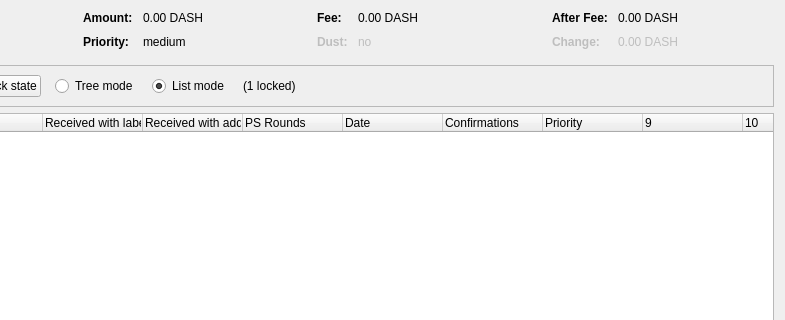
First picture: the form in src/qt/forms/coincontroldialog.ui, repository puzcoin/test1, before the edit; both pictures show x 169 to 954 and y 0 to 320 of the 954 by 500 pixel window.
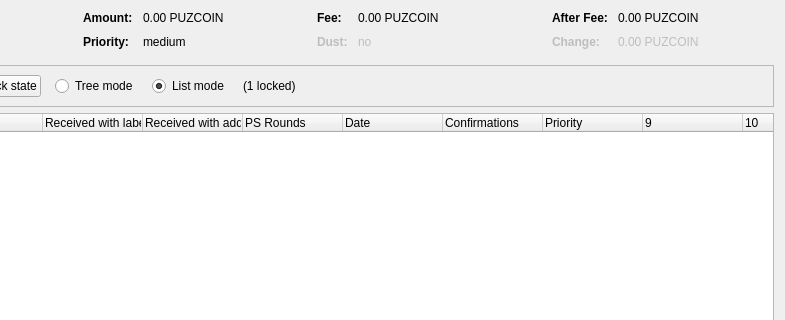
Second picture: the form after the edit. Custom widgets are drawn as their Qt base class.

Diff of the .ui file:
```diff
--- a/src/qt/forms/coincontroldialog.ui
+++ b/src/qt/forms/coincontroldialog.ui
@@ -132,7 +132,7 @@
           <enum>Qt::ActionsContextMenu</enum>
          </property>
          <property name="text">
-          <string notr="true">0.00 DASH</string>
+          <string notr="true">0.00 PUZCOIN</string>
          </property>
          <property name="textInteractionFlags">
           <set>Qt::LinksAccessibleByMouse|Qt::TextSelectableByKeyboard|Qt::TextSelectableByMouse</set>
@@ -206,7 +206,7 @@
           <enum>Qt::ActionsContextMenu</enum>
          </property>
          <property name="text">
-          <string notr="true">0.00 DASH</string>
+          <string notr="true">0.00 PUZCOIN</string>
          </property>
          <property name="textInteractionFlags">
           <set>Qt::LinksAccessibleByMouse|Qt::TextSelectableByKeyboard|Qt::TextSelectableByMouse</set>
@@ -286,7 +286,7 @@
           <enum>Qt::ActionsContextMenu</enum>
          </property>
          <property name="text">
-          <string notr="true">0.00 DASH</string>
+          <string notr="true">0.00 PUZCOIN</string>
          </property>
          <property name="textInteractionFlags">
           <set>Qt::LinksAccessibleByMouse|Qt::TextSelectableByKeyboard|Qt::TextSelectableByMouse</set>
@@ -321,7 +321,7 @@
           <enum>Qt::ActionsContextMenu</enum>
          </property>
          <property name="text">
-          <string notr="true">0.00 DASH</string>
+          <string notr="true">0.00 PUZCOIN</string>
          </property>
          <property name="textInteractionFlags">
           <set>Qt::LinksAccessibleByMouse|Qt::TextSelectableByKeyboard|Qt::TextSelectableByMouse</set>
```
